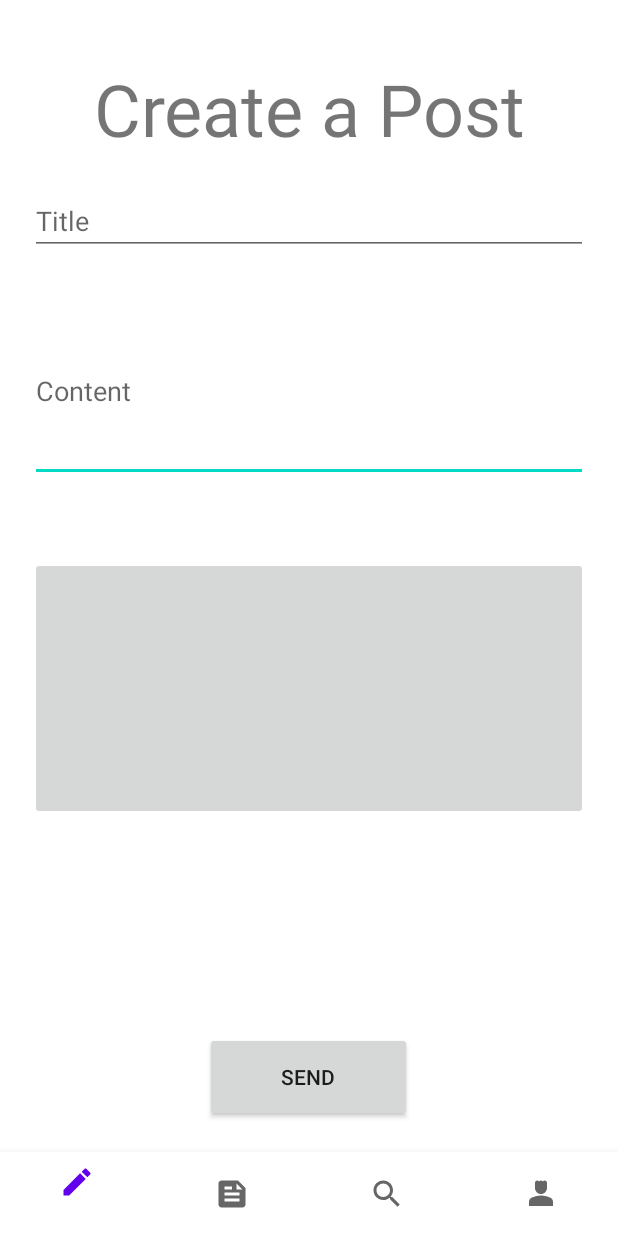
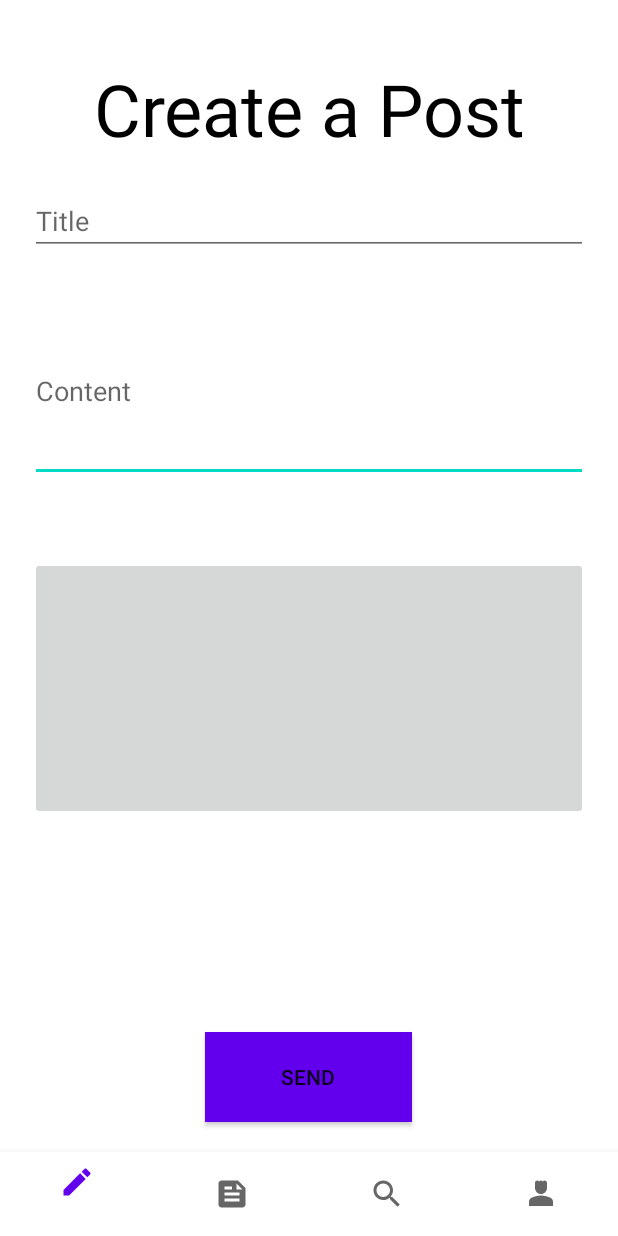
Before and after one commit to AdriMareel/AndroidProjectSocialNetwork, an Android app: the PostActivity screen opened directly, with no data from a screen before it, on a phone screen of 412 x 824 dp. Run offline under Robolectric (Android 15) with nearby library versions, the phone set to English and light mode, and no system bars; our stand-ins replace Firebase (no records; nobody signed in at launch, a user with empty details on screens opened directly); pictures from the network do not load.

Commit message:
Couleur button

```diff
--- a/app/src/main/res/layout/fragment_dashboard.xml
+++ b/app/src/main/res/layout/fragment_dashboard.xml
@@ -21,6 +21,7 @@
             android:layout_height="wrap_content"
             android:layout_marginTop="40dp"
             android:text="Create a Post"
+            android:textColor="@color/black"
             android:textAlignment="center"
             android:textSize="48sp"
             app:layout_constraintEnd_toEndOf="parent"
@@ -42,7 +43,6 @@
             style="@style/Widget.MaterialComponents.TextInputLayout.OutlinedBox.Dense"
             android:layout_width="match_parent"
             android:layout_height="wrap_content"
-
             >
 
         </com.google.android.material.textfield.TextInputLayout>
@@ -72,6 +72,7 @@
             android:layout_marginStart="136dp"
             android:layout_marginEnd="137dp"
             android:layout_marginBottom="20dp"
+            android:background="@color/purple_500"
             android:text="Send"
             app:layout_constraintBottom_toTopOf="@+id/bottomNavigationView"
             app:layout_constraintEnd_toEndOf="parent"
```
